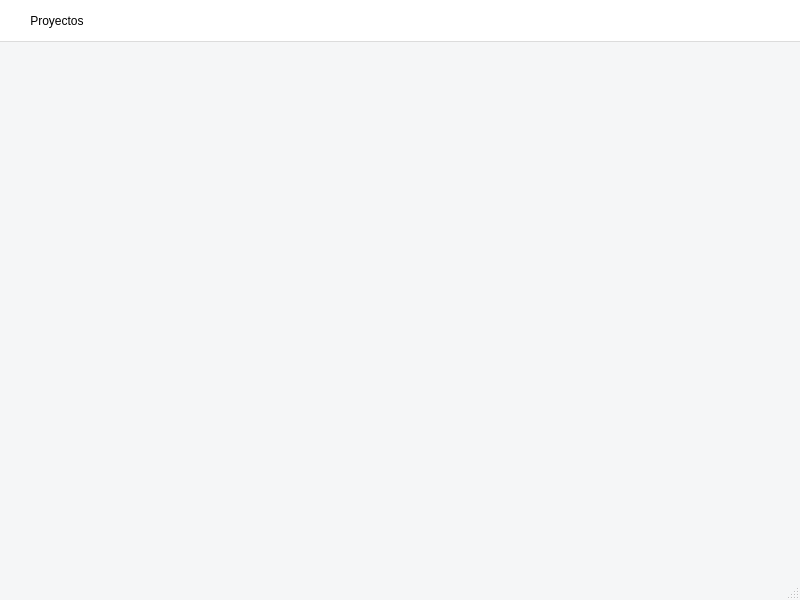
First picture: the form in gui/proyectos.ui, repository ibero-coder/segundo-parcial, before the edit.
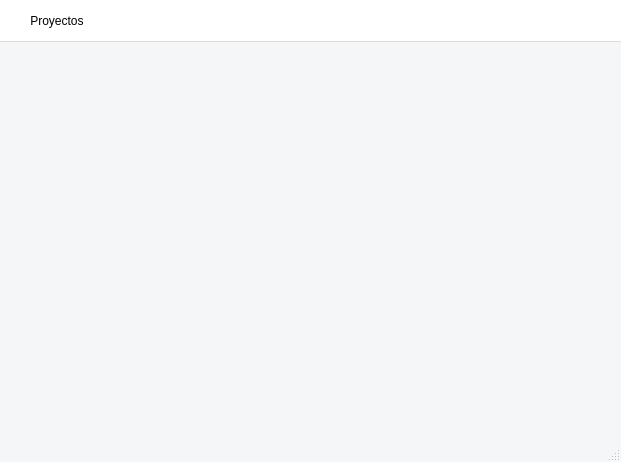
Second picture: the form after the edit.

What changed in the file:
```diff
--- a/gui/proyectos.ui
+++ b/gui/proyectos.ui
@@ -6,8 +6,8 @@
    <rect>
     <x>0</x>
     <y>0</y>
-    <width>800</width>
-    <height>600</height>
+    <width>621</width>
+    <height>462</height>
    </rect>
   </property>
   <property name="windowTitle">
@@ -89,7 +89,7 @@
     <rect>
      <x>0</x>
      <y>0</y>
-     <width>800</width>
+     <width>621</width>
      <height>44</height>
     </rect>
    </property>
```
